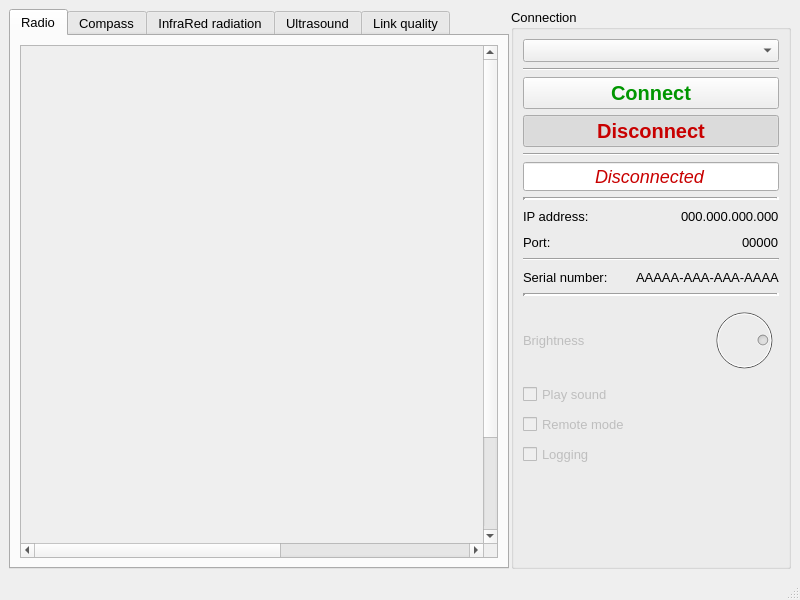
Qt form ui/raw/WiretappingScaner.ui (Nakama3942/WiretappingScanner) before a commit.
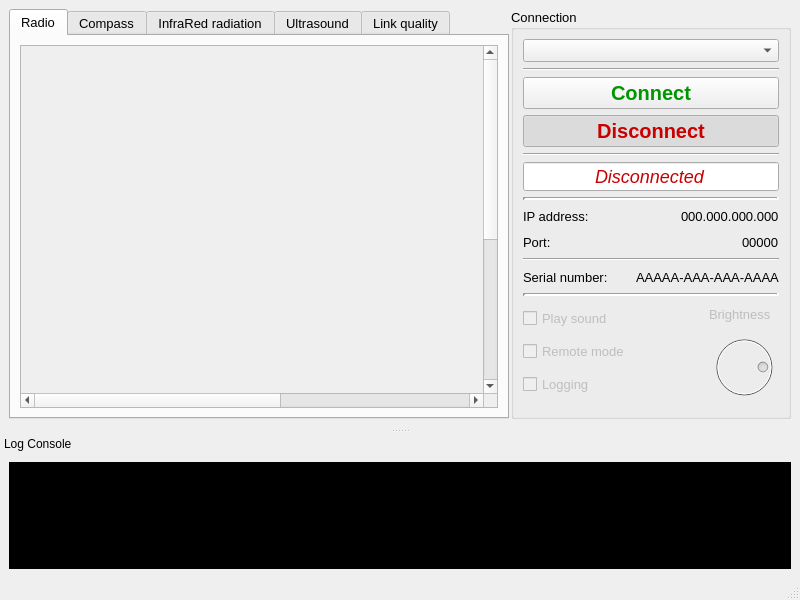
The same form after that commit. Custom widgets are drawn as their Qt base class.

Commit message: Redesigned the interface by adding a console and logging

Diff of the .ui file:
```diff
--- a/ui/raw/WiretappingScaner.ui
+++ b/ui/raw/WiretappingScaner.ui
@@ -32,7 +32,9 @@
    <string>Wiretapping Scaner</string>
   </property>
   <widget class="QWidget" name="centralwidget">
-   <layout class="QHBoxLayout" name="horizontalLayout_6">
+   <layout class="QVBoxLayout" name="verticalLayout_7">
+    <item>
+     <layout class="QHBoxLayout" name="horizontalLayout1">
     <item>
      <widget class="QTabWidget" name="tabWidget">
       <property name="enabled">
@@ -47,7 +49,7 @@
       <property name="minimumSize">
        <size>
         <width>500</width>
-        <height>560</height>
+          <height>410</height>
        </size>
       </property>
       <property name="font">
@@ -364,7 +366,7 @@
       <property name="minimumSize">
        <size>
         <width>280</width>
-        <height>560</height>
+          <height>410</height>
        </size>
       </property>
       <property name="maximumSize">
@@ -381,7 +383,7 @@
       <property name="title">
        <string>Connection</string>
       </property>
-      <layout class="QVBoxLayout" name="verticalLayout_9">
+        <layout class="QVBoxLayout" name="verticalLayout_8">
        <item>
         <widget class="QComboBox" name="IPBox"/>
        </item>
@@ -617,10 +619,10 @@
          <property name="minimumSize">
           <size>
            <width>250</width>
-           <height>170</height>
-          </size>
-         </property>
-         <layout class="QVBoxLayout" name="verticalLayout_8">
+             <height>100</height>
+            </size>
+           </property>
+           <layout class="QHBoxLayout" name="horizontalLayout_5">
           <property name="leftMargin">
            <number>0</number>
           </property>
@@ -634,7 +636,45 @@
            <number>0</number>
           </property>
           <item>
-           <layout class="QHBoxLayout" name="horizontalLayout_5">
+             <layout class="QVBoxLayout" name="verticalLayout2">
+              <item>
+               <widget class="QCheckBox" name="checkPlaySound">
+                <property name="text">
+                 <string>Play sound</string>
+                </property>
+               </widget>
+              </item>
+              <item>
+               <widget class="QCheckBox" name="checkRemoteMode">
+                <property name="text">
+                 <string>Remote mode</string>
+                </property>
+               </widget>
+              </item>
+              <item>
+               <widget class="QCheckBox" name="checkLogging">
+                <property name="text">
+                 <string>Logging</string>
+                </property>
+               </widget>
+              </item>
+             </layout>
+            </item>
+            <item>
+             <spacer name="horizontalSpacer4">
+              <property name="orientation">
+               <enum>Qt::Horizontal</enum>
+              </property>
+              <property name="sizeHint" stdset="0">
+               <size>
+                <width>40</width>
+                <height>20</height>
+               </size>
+              </property>
+             </spacer>
+            </item>
+            <item>
+             <layout class="QVBoxLayout" name="verticalLayout3">
             <item>
              <widget class="QLabel" name="label4">
               <property name="text">
@@ -642,19 +682,6 @@
               </property>
              </widget>
             </item>
-            <item>
-             <spacer name="horizontalSpacer4">
-              <property name="orientation">
-               <enum>Qt::Horizontal</enum>
-              </property>
-              <property name="sizeHint" stdset="0">
-               <size>
-                <width>40</width>
-                <height>20</height>
-               </size>
-              </property>
-             </spacer>
-            </item>
             <item>
              <widget class="QDial" name="dialBrightness">
               <property name="sizePolicy">
@@ -688,27 +715,6 @@
             </item>
            </layout>
           </item>
-          <item>
-           <widget class="QCheckBox" name="checkPlaySound">
-            <property name="text">
-             <string>Play sound</string>
-            </property>
-           </widget>
-          </item>
-          <item>
-           <widget class="QCheckBox" name="checkRemoteMode">
-            <property name="text">
-             <string>Remote mode</string>
-            </property>
-           </widget>
-          </item>
-          <item>
-           <widget class="QCheckBox" name="checkLogging">
-            <property name="text">
-             <string>Logging</string>
-            </property>
-           </widget>
-          </item>
          </layout>
         </widget>
        </item>
@@ -729,8 +735,42 @@
      </widget>
     </item>
    </layout>
+    </item>
+   </layout>
   </widget>
   <widget class="QStatusBar" name="statusbar"/>
+  <widget class="QDockWidget" name="dockWidget">
+   <property name="minimumSize">
+    <size>
+     <width>800</width>
+     <height>120</height>
+    </size>
+   </property>
+   <property name="floating">
+    <bool>false</bool>
+   </property>
+   <property name="features">
+    <set>QDockWidget::NoDockWidgetFeatures</set>
+   </property>
+   <property name="windowTitle">
+    <string>Log Console</string>
+   </property>
+   <attribute name="dockWidgetArea">
+    <number>8</number>
+   </attribute>
+   <widget class="QWidget" name="dockWidgetContents">
+    <layout class="QVBoxLayout" name="verticalLayout_10">
+     <item>
+      <widget class="QTextBrowser" name="consoleBrowser">
+       <property name="styleSheet">
+        <string notr="true">background-color: rgb(0, 0, 0);
+color: rgb(255, 255, 255);</string>
+       </property>
+      </widget>
+     </item>
+    </layout>
+   </widget>
+  </widget>
  </widget>
  <customwidgets>
   <customwidget>
```
Left out of the diff: 8 changed lines with no effect on the pictures. Lines whose indentation alone changed are shown as unchanged. The commit also changes 3 other files.
